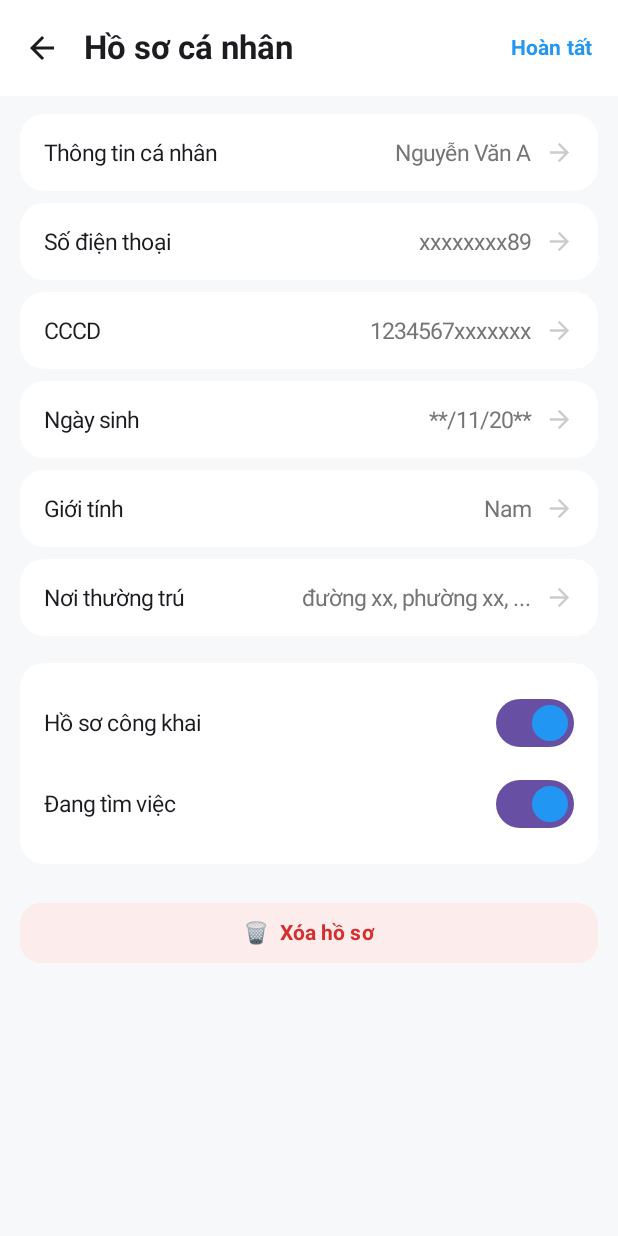
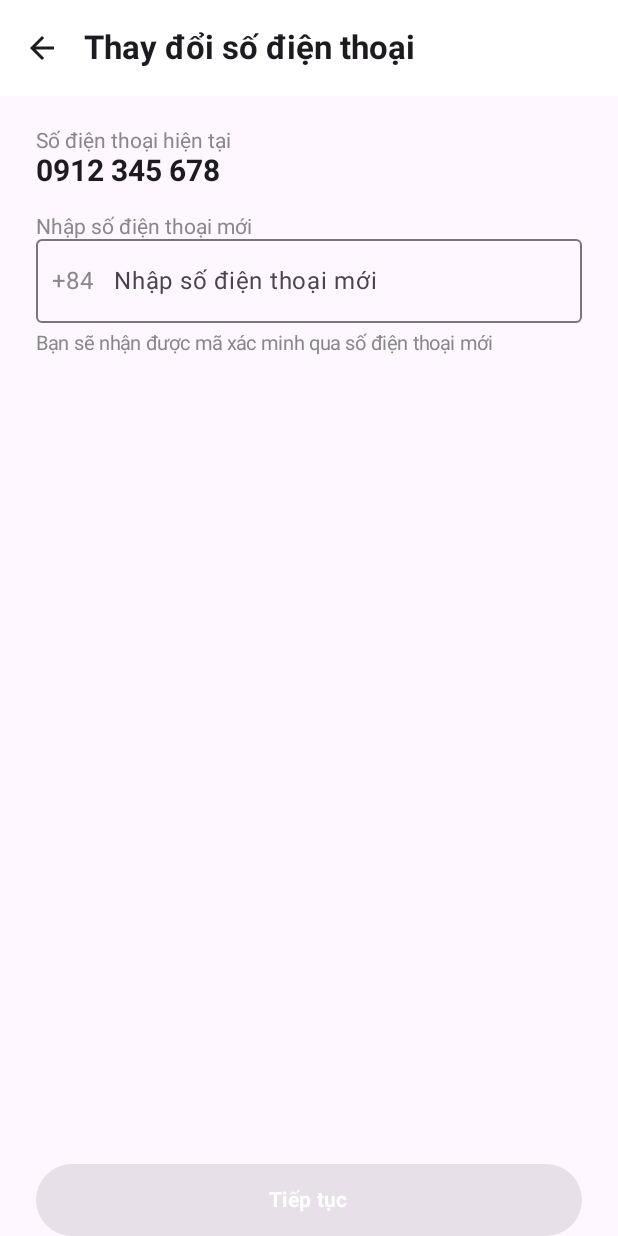
Before and after one commit to doubletl22/Jobjet, an Android app built with Jetpack Compose: the EditProfileScreen screen opened through its navigation route, after a tap on "Số điện thoại", on a phone screen of 412 x 824 dp. Run offline under Robolectric (Android 15) with nearby library versions, the phone set to English and light mode, and no system bars; our stand-ins replace Firebase (no records; nobody signed in at launch, a user with empty details on screens opened directly).

Commit message:
thêm các thành phần trong profile

```diff
--- a/app/src/main/java/com/example/jobjetv1/navigation/AppNavHost.kt
+++ b/app/src/main/java/com/example/jobjetv1/navigation/AppNavHost.kt
@@ -2,6 +2,8 @@ package com.example.jobjetv1.navigation
 
 import androidx.compose.runtime.*
 import androidx.compose.ui.platform.LocalContext
+import androidx.lifecycle.viewmodel.compose.viewModel
+import androidx.navigation.activity
 import androidx.navigation.compose.*
 import com.example.jobjetv1.data.prefs.UserPrefs
 import com.example.jobjetv1.ui.view.loginscreen.*
@@ -100,6 +102,7 @@ fun AppNavHost() {
             composable("edit_profile") {
                 EditProfileScreen(
                     onChangeAvatar = { navController.navigate("edit_avatar") },
+                    onChangeNumberPhone = { navController.navigate("change_phone") },
                     onBack = { navController.popBackStack() },
                     onDone = { /* lưu lại và popBackStack() */ },
                     onDelete = { /* xử lý xoá hồ sơ */ },
@@ -115,6 +118,31 @@ fun AppNavHost() {
                     onDeletePhoto = { /* xóa avatar */ }
                 )
             }
+            composable("change_phone") {
+                val otpViewModel: OtpViewModel = viewModel()
+                ChangePhoneScreen(
+                    viewModel = otpViewModel,
+                    currentPhone = "0912 345 678",
+                    onBack = { navController.popBackStack() },
+                    onOtpSent = { navController.navigate("otp/change_phone") }
+                )
+            }
+
+            composable("otp/change_phone") {
+                val otpViewModel: OtpViewModel = viewModel()
+                OtpChangePhoneScreen(
+                    viewModel = otpViewModel,
+                    phone = otpViewModel.uiState.phone,
+                    onBack = { navController.popBackStack() },
+                    onOtpSuccess = {
+                        navController.popBackStack("edit_profile", inclusive = false)
+                    }
+                )
+            }
+
+
+
+
 
         }
     }
--- /dev/null
+++ b/app/src/main/java/com/example/jobjetv1/ui/view/ChangePhoneScreen.kt
@@ -0,0 +1,98 @@
+package com.example.jobjetv1.ui.view
+
+import android.app.Activity
+import androidx.compose.foundation.layout.*
+import androidx.compose.material.icons.Icons
+import androidx.compose.material.icons.filled.ArrowBack
+import androidx.compose.material3.*
+import androidx.compose.runtime.*
+import androidx.compose.ui.*
+import androidx.compose.ui.graphics.Color
+import androidx.compose.ui.platform.LocalContext
+import androidx.compose.ui.text.font.FontWeight
+import androidx.compose.ui.unit.*
+import com.example.jobjetv1.viewmodel.OtpViewModel
+
+@OptIn(ExperimentalMaterial3Api::class)
+@Composable
+fun ChangePhoneScreen(
+    viewModel: OtpViewModel,
+    currentPhone: String,
+    onBack: () -> Unit = {},
+    onOtpSent: () -> Unit
+) {
+    val context = LocalContext.current
+    val activity = context as? Activity
+    var newPhone by remember { mutableStateOf("") }
+    val isValid = newPhone.length >= 9
+    val uiState = viewModel.uiState
+
+    Scaffold(
+        topBar = {
+            TopAppBar(
+                navigationIcon = {
+                    IconButton(onClick = onBack) {
+                        Icon(Icons.Default.ArrowBack, contentDescription = "Quay lại")
+                    }
+                },
+                title = { Text("Thay đổi số điện thoại", fontWeight = FontWeight.Bold) },
+                colors = TopAppBarDefaults.topAppBarColors(containerColor = Color.White)
+            )
+        }
+    ) { padding ->
+        Column(
+            Modifier
+                .fillMaxSize()
+                .padding(padding)
+                .padding(horizontal = 24.dp)
+        ) {
+            Spacer(Modifier.height(22.dp))
+            Text("Số điện thoại hiện tại", color = Color.Gray)
+            Text(
+                currentPhone,
+                fontWeight = FontWeight.Bold,
+                fontSize = 20.sp,
+                modifier = Modifier.padding(bottom = 18.dp)
+            )
+            Text("Nhập số điện thoại mới", color = Color.Gray)
+            OutlinedTextField(
+                value = newPhone,
+                onValueChange = { if (it.length <= 11 && it.all(Char::isDigit)) newPhone = it },
+                leadingIcon = { Text("+84", color = Color.Gray, fontSize = 16.sp) },
+                placeholder = { Text("Nhập số điện thoại mới") },
+                singleLine = true,
+                modifier = Modifier.fillMaxWidth()
+            )
+            Text(
+                "Bạn sẽ nhận được mã xác minh qua số điện thoại mới",
+                color = Color.Gray,
+                fontSize = 13.sp,
+                modifier = Modifier.padding(top = 6.dp, bottom = 18.dp)
+            )
+            if (uiState.isLoading) CircularProgressIndicator(modifier = Modifier.padding(bottom = 10.dp))
+            uiState.errorMessage?.let {
+                Text(it, color = Color.Red, fontSize = 13.sp, modifier = Modifier.padding(bottom = 10.dp))
+            }
+            Spacer(Modifier.weight(1f))
+            Button(
+                onClick = {
+                    if (activity != null) {
+                        viewModel.onPhoneChanged("+84$newPhone")
+                        viewModel.sendOtp(
+                            activity = activity,
+                            onCodeSent = { onOtpSent() },
+                            onFailed = { /* Hiển thị lỗi đã có ở uiState.errorMessage */ }
+                        )
+                    }
+                },
+                enabled = isValid && !uiState.isLoading,
+                modifier = Modifier
+                    .fillMaxWidth()
+                    .height(48.dp),
+                colors = ButtonDefaults.buttonColors(containerColor = Color(0xFF1EA0F9))
+            ) {
+                Text("Tiếp tục", fontWeight = FontWeight.Bold, color = Color.White)
+            }
+        }
+    }
+}
--- a/app/src/main/java/com/example/jobjetv1/ui/view/EditProfileScreen.kt
+++ b/app/src/main/java/com/example/jobjetv1/ui/view/EditProfileScreen.kt
@@ -23,6 +23,7 @@ fun EditProfileScreen(
     onDone: () -> Unit = {},
     onDelete: () -> Unit = {},
     onChangeAvatar: () -> Unit = {},
+    onChangeNumberPhone: () -> Unit = {},
     onFieldClick: (String) -> Unit = {},
 ) {
     var state by remember { mutableStateOf(uiState) }
@@ -57,9 +58,12 @@ fun EditProfileScreen(
                 value = state.name,
                 onClick = onChangeAvatar
             )
+            ProfileEditItem(
+                label = "Số điện thoại",
+                value = state.phone,
+                onClick = onChangeNumberPhone
+            )
 
-
-            ProfileEditItem("Số điện thoại", state.phone) { onFieldClick("phone") }
             ProfileEditItem("CCCD", state.idCard) { onFieldClick("idCard") }
             ProfileEditItem("Ngày sinh", state.birth) { onFieldClick("birth") }
             ProfileEditItem("Giới tính", state.gender) { onFieldClick("gender") }
--- a/app/src/main/java/com/example/jobjetv1/ui/view/loginscreen/LoginScreen.kt
+++ b/app/src/main/java/com/example/jobjetv1/ui/view/loginscreen/LoginScreen.kt
@@ -44,7 +44,8 @@ fun LoginScreen(
         OutlinedTextField(
             value = state.phone,
             onValueChange = { viewModel.onPhoneChanged(it) },
-            label = { Text("Nhập số điện thoại của bạn") },
+            leadingIcon = { Text("+84", color = Color.Gray, fontSize = 16.sp) },
+            placeholder = { Text("Nhập số điện thoại của bạn") },
             modifier = Modifier.fillMaxWidth(),
             singleLine = true,
             colors = OutlinedTextFieldDefaults.colors( // Hoặc TextFieldDefaults nếu bạn đang dùng Material2
```
Also changed, not shown: app/src/main/java/com/example/jobjetv1/ui/view/OtpChangePhoneScreen.kt (added, +145 -0 lines).
